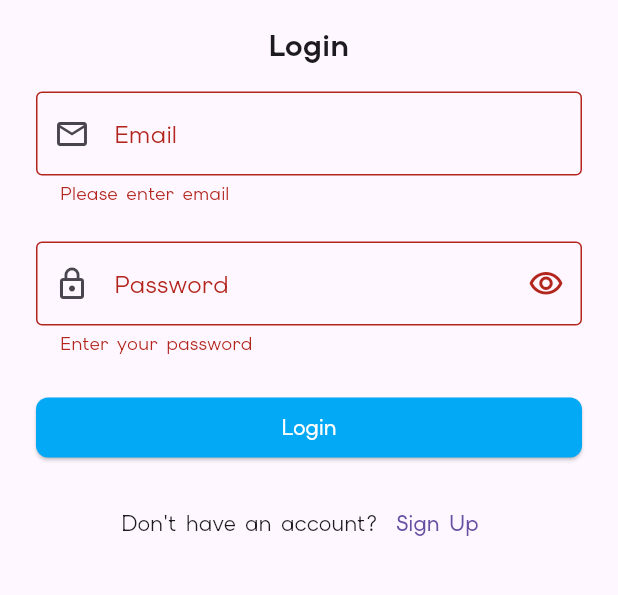
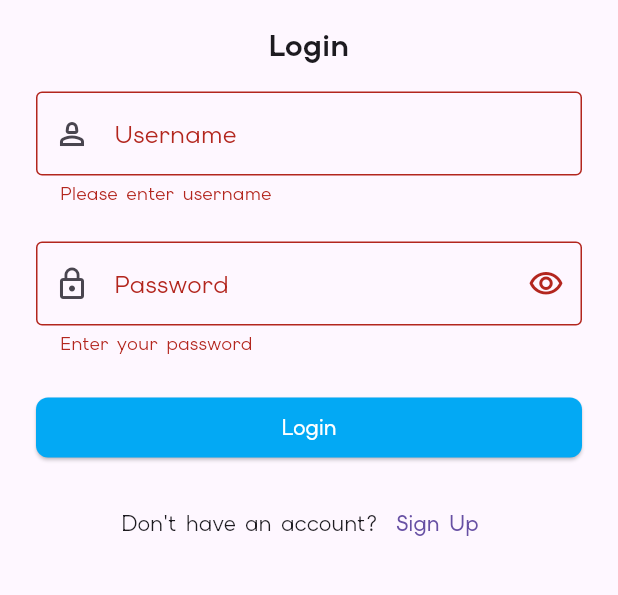
Before and after one commit to queeninesuwase/mavazi-project, a Flutter app: the LoginScreen screen opened directly, after a tap on "Login", on a phone screen of 412 x 824 dp, the part 276-871 px from its top. Run offline on Flutter 3.47's test engine with Material 3 defaults, Android fonts, the phone set to English and light mode, and no system bars; our stand-ins replace shared_preferences; accounts and stored records are empty.

Commit message:
complete auth implementation

```diff
--- /dev/null
+++ b/lib/model/api_error.dart
@@ -0,0 +1,5 @@
+class ApiError {
+  final String message;
+
+  ApiError({required this.message});
+}
--- /dev/null
+++ b/lib/model/token_response.dart
@@ -0,0 +1,5 @@
+class TokenResponse {
+  final String accessToken, refreshToken;
+
+  TokenResponse(this.accessToken, this.refreshToken);
+}
--- /dev/null
+++ b/lib/model/user.dart
@@ -0,0 +1,26 @@
+class User {
+  final int id;
+  final String username, email, firstName, lastName, gender, image;
+
+  User({
+    required this.id,
+    required this.username,
+    required this.email,
+    required this.firstName,
+    required this.lastName,
+    required this.gender,
+    required this.image,
+  });
+
+  factory User.fromJson(Map<String, dynamic> json) {
+    return User(
+      id: json['id'],
+      username: json['username'],
+      email: json['email'],
+      firstName: json['firstName'],
+      lastName: json['lastName'],
+      gender: json['gender'],
+      image: json['image'],
+    );
+  }
+}
--- a/lib/screens/login_screen.dart
+++ b/lib/screens/login_screen.dart
@@ -1,5 +1,8 @@
 import 'package:flutter/material.dart';
+import 'package:mavazi/screens/home_screen.dart';
 import 'package:mavazi/screens/signup_screen.dart';
+import 'package:mavazi/viewmodel/auth_viewmodel.dart';
+import 'package:provider/provider.dart';
 
 class LoginScreen extends StatefulWidget {
   const LoginScreen({super.key});
@@ -12,7 +15,7 @@ class LoginScreen extends StatefulWidget {
 
 class _LoginScreenState extends State<LoginScreen> {
   final _loginFormKey = GlobalKey<FormState>();
-  final _emailController = TextEditingController();
+  final _usernameController = TextEditingController();
   final _passwordController = TextEditingController();
   bool _hidePassword = true;
 
@@ -45,20 +48,16 @@ class _LoginScreenState extends State<LoginScreen> {
                 const SizedBox(height: 16),
 
                 TextFormField(
-                  controller: _emailController,
-                  keyboardType: TextInputType.emailAddress,
+                  controller: _usernameController,
+                  keyboardType: TextInputType.name,
                   decoration: InputDecoration(
-                    prefixIcon: Icon(Icons.email_outlined),
-                    labelText: 'Email',
+                    prefixIcon: Icon(Icons.person_2_outlined),
+                    labelText: 'Username',
                     border: OutlineInputBorder(),
                   ),
                   validator: (value) {
                     if (value == null || value.isEmpty) {
-                      return 'Please enter email';
-                    }
-
-                    if (!value.contains('@')) {
-                      return 'Please enter a valid email address';
+                      return 'Please enter username';
                     }
 
                     return null;
@@ -97,11 +96,24 @@ class _LoginScreenState extends State<LoginScreen> {
 
                 const SizedBox(height: 24),
 
-                ElevatedButton(
-                  onPressed: () {
+                Consumer<AuthViewModel>(
+                  builder: (context, authViewModel, child) {
+                    return ElevatedButton(
+                      onPressed: () async {
                         if (_loginFormKey.currentState!.validate()) {
-                      //perform login then
-                      //Navigate to home screen
+                          var success = await authViewModel.login(
+                            _usernameController.text,
+                            _passwordController.text,
+                          );
+                          if (!context.mounted) return;
+                          if(!success) {
+                            final snackBar = SnackBar(
+                              content: Text(authViewModel.errorMesage!),
+                            );
+                            ScaffoldMessenger.of(
+                              context,
+                            ).showSnackBar(snackBar);
+                          }
                         }
                       },
                       style: ElevatedButton.styleFrom(
@@ -110,7 +122,18 @@ class _LoginScreenState extends State<LoginScreen> {
                           borderRadius: BorderRadius.circular(8),
                         ),
                       ),
-                  child: Text("Login", style: TextStyle(color: Colors.white)),
+                      child: authViewModel.isLoading
+                          ? SizedBox(
+                              width: 20,
+                              height: 20,
+                              child: CircularProgressIndicator(color: Colors.white,strokeWidth: 2,),
+                            )
+                          : Text(
+                              "Login",
+                              style: TextStyle(color: Colors.white),
+                            ),
+                    );
+                  },
                 ),
 
                 const SizedBox(height: 16),
@@ -142,7 +165,7 @@ class _LoginScreenState extends State<LoginScreen> {
 
   @override
   void dispose() {
-    _emailController.dispose();
+    _usernameController.dispose();
     _passwordController.dispose();
     super.dispose();
   }
--- a/pubspec.yaml
+++ b/pubspec.yaml
@@ -35,6 +35,8 @@ dependencies:
   # Use with the CupertinoIcons class for iOS style icons.
   cupertino_icons: ^1.0.8
   provider: ^6.1.5+1
+  http: ^1.6.0
+  shared_preferences: ^2.5.5
 
 dev_dependencies:
   flutter_test:
```
Also changed, not shown: lib/main.dart (+8 -3 lines), lib/model/login_result.dart (added, +12 -0 lines), lib/screens/home_screen.dart (+11 -1 lines), lib/screens/redirect.dart (added, +29 -0 lines), lib/services/auth_api.dart (added, +66 -0 lines), lib/viewmodel/auth_viewmodel.dart (added, +92 -0 lines), pubspec.lock, 1 other file. Lines whose indentation alone changed are shown as unchanged.
